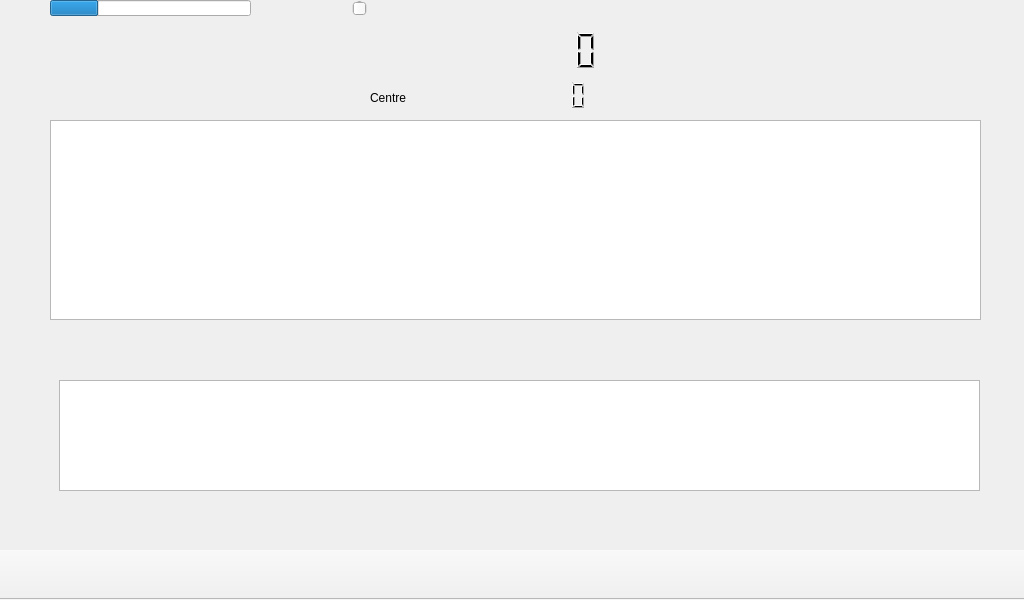
This is mainwindow-1024x600.ui in murray-lang/nexusdr as Qt 5 draws it before an edit. The edited form follows.
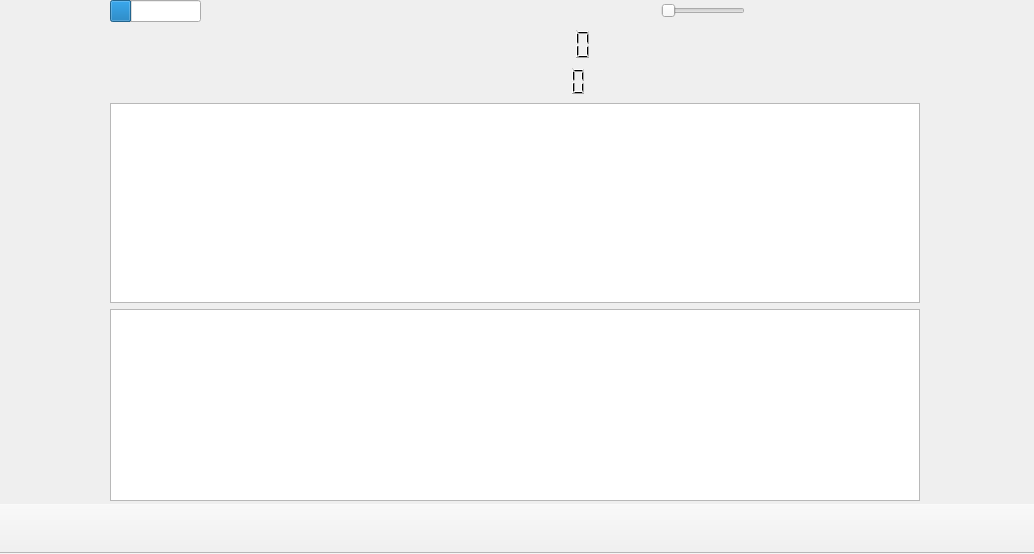
This is the edited form. Icons and pictures are not drawn. Custom widgets are drawn as their Qt base class.

```diff
--- a/mainwindow-1024x600.ui
+++ b/mainwindow-1024x600.ui
@@ -6,16 +6,10 @@
    <rect>
     <x>0</x>
     <y>0</y>
-    <width>1024</width>
-    <height>550</height>
+    <width>1034</width>
+    <height>554</height>
    </rect>
   </property>
-  <property name="maximumSize">
-   <size>
-    <width>1024</width>
-    <height>550</height>
-   </size>
-  </property>
   <property name="windowTitle">
    <string>MainWindow</string>
   </property>
@@ -25,56 +19,72 @@
   <widget class="QWidget" name="centralwidget">
    <property name="minimumSize">
     <size>
-     <width>1024</width>
-     <height>550</height>
+     <width>1000</width>
+     <height>500</height>
     </size>
+   </property>
+   <widget class="QWidget" name="dummyPanadapterPropertyWidget" native="true">
+    <property name="geometry">
+     <rect>
+      <x>10</x>
+      <y>140</y>
+      <width>0</width>
+      <height>0</height>
+     </rect>
    </property>
    <property name="maximumSize">
     <size>
-     <width>1024</width>
-     <height>550</height>
-    </size>
-   </property>
-   <widget class="QChartView" name="panadapterView">
+      <width>0</width>
+      <height>0</height>
+     </size>
+    </property>
+   </widget>
+   <widget class="QWidget" name="gridLayoutWidget">
     <property name="geometry">
      <rect>
-      <x>50</x>
-      <y>120</y>
-      <width>931</width>
-      <height>200</height>
+      <x>0</x>
+      <y>0</y>
+      <width>1031</width>
+      <height>501</height>
      </rect>
     </property>
-    <property name="sizePolicy">
-     <sizepolicy hsizetype="Fixed" vsizetype="Fixed">
-      <horstretch>0</horstretch>
-      <verstretch>0</verstretch>
-     </sizepolicy>
-    </property>
-    <property name="minimumSize">
-     <size>
-      <width>700</width>
-      <height>200</height>
-     </size>
-    </property>
-   </widget>
+    <layout class="QGridLayout" name="gridLayout">
+     <item row="1" column="0" colspan="2">
+      <widget class="QLCDNumber" name="cursorFrequencyLcd">
+       <property name="font">
+        <font>
+         <italic>true</italic>
+         <bold>true</bold>
+        </font>
+       </property>
+       <property name="frameShape">
+        <enum>QFrame::NoFrame</enum>
+       </property>
+       <property name="digitCount">
+        <number>10</number>
+       </property>
+      </widget>
+     </item>
+     <item row="0" column="1">
    <widget class="QSlider" name="volumeSlider">
-    <property name="geometry">
-     <rect>
-      <x>280</x>
-      <y>0</y>
-      <width>160</width>
-      <height>16</height>
-     </rect>
-    </property>
-   </widget>
+       <property name="sizePolicy">
+        <sizepolicy hsizetype="Maximum" vsizetype="Ignored">
+         <horstretch>0</horstretch>
+         <verstretch>0</verstretch>
+        </sizepolicy>
+       </property>
+       <property name="orientation">
+        <enum>Qt::Horizontal</enum>
+       </property>
+      </widget>
+     </item>
+     <item row="0" column="0">
    <widget class="QProgressBar" name="gauge">
-    <property name="geometry">
-     <rect>
-      <x>50</x>
-      <y>0</y>
-      <width>201</width>
-      <height>16</height>
-     </rect>
+       <property name="sizePolicy">
+        <sizepolicy hsizetype="Fixed" vsizetype="Maximum">
+         <horstretch>0</horstretch>
+         <verstretch>0</verstretch>
+        </sizepolicy>
     </property>
     <property name="value">
      <number>24</number>
@@ -83,14 +93,14 @@
      <bool>false</bool>
     </property>
    </widget>
+     </item>
+     <item row="5" column="0" colspan="2">
    <widget class="QChartView" name="timeseriesView">
-    <property name="geometry">
-     <rect>
-      <x>59</x>
-      <y>380</y>
-      <width>921</width>
-      <height>111</height>
-     </rect>
+       <property name="sizePolicy">
+        <sizepolicy hsizetype="Expanding" vsizetype="Fixed">
+         <horstretch>0</horstretch>
+         <verstretch>0</verstretch>
+        </sizepolicy>
     </property>
     <property name="minimumSize">
      <size>
@@ -102,37 +112,9 @@
      <bool>false</bool>
     </property>
    </widget>
-   <widget class="QLCDNumber" name="cursorFrequencyLcd">
-    <property name="geometry">
-     <rect>
-      <x>340</x>
-      <y>30</y>
-      <width>311</width>
-      <height>41</height>
-     </rect>
-    </property>
-    <property name="font">
-     <font>
-      <italic>true</italic>
-      <bold>true</bold>
-     </font>
-    </property>
-    <property name="frameShape">
-     <enum>QFrame::NoFrame</enum>
-    </property>
-    <property name="digitCount">
-     <number>10</number>
-    </property>
-   </widget>
+     </item>
+     <item row="2" column="0" colspan="2">
    <widget class="QLCDNumber" name="centreFrequencyLcd">
-    <property name="geometry">
-     <rect>
-      <x>440</x>
-      <y>80</y>
-      <width>151</width>
-      <height>31</height>
-     </rect>
-    </property>
     <property name="frameShape">
      <enum>QFrame::NoFrame</enum>
     </property>
@@ -140,34 +122,24 @@
      <number>10</number>
     </property>
    </widget>
-   <widget class="QLabel" name="centreFrequencyLabel">
-    <property name="geometry">
-     <rect>
-      <x>370</x>
-      <y>90</y>
-      <width>58</width>
-      <height>15</height>
-     </rect>
-    </property>
-    <property name="text">
-     <string>Centre</string>
-    </property>
-   </widget>
-   <widget class="QWidget" name="dummyPanadapterPropertyWidget" native="true">
-    <property name="geometry">
-     <rect>
-      <x>10</x>
-      <y>140</y>
-      <width>0</width>
-      <height>0</height>
-     </rect>
-    </property>
-    <property name="maximumSize">
+     </item>
+     <item row="3" column="0" colspan="2">
+      <widget class="QChartView" name="panadapterView">
+       <property name="sizePolicy">
+        <sizepolicy hsizetype="Minimum" vsizetype="Fixed">
+         <horstretch>0</horstretch>
+         <verstretch>0</verstretch>
+        </sizepolicy>
+       </property>
+       <property name="minimumSize">
      <size>
-      <width>0</width>
-      <height>0</height>
-     </size>
-    </property>
+         <width>700</width>
+         <height>200</height>
+        </size>
+       </property>
+      </widget>
+     </item>
+    </layout>
    </widget>
   </widget>
   <widget class="QToolBar" name="toolBar">
```
Lines whose indentation alone changed are shown as unchanged.
